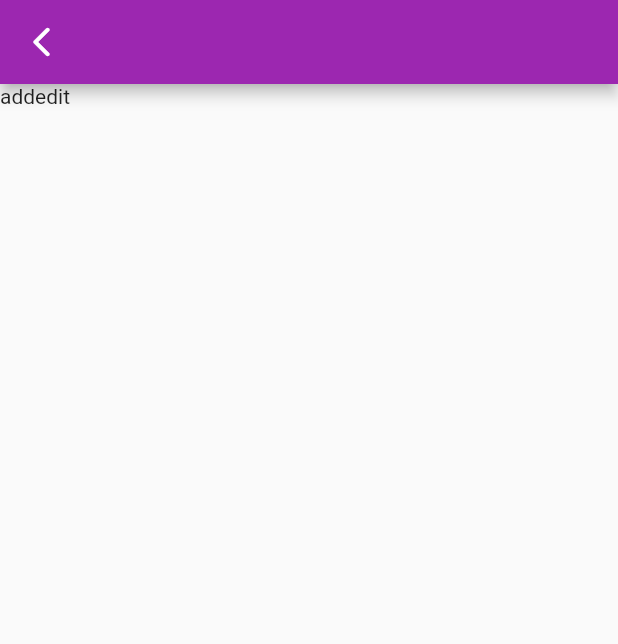
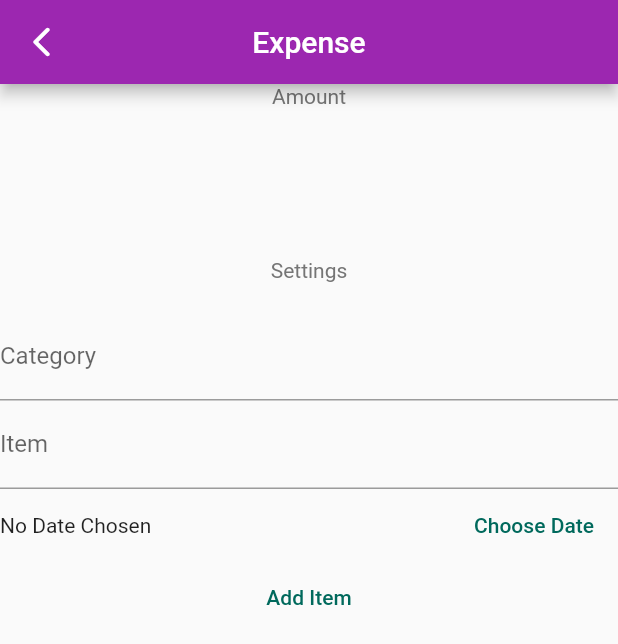
Before and after one commit to marBeee/budget_app, a Flutter app: the AddEdit screen opened by its route, on a phone screen of 412 x 824 dp. Shown: the top 644 px of the screen. Run offline on Flutter 3.47's test engine with Material 2 defaults, Android fonts, the phone set to English and light mode, and no system bars.

Commit message:
adding screen and textfields

```diff
--- a/lib/main.dart
+++ b/lib/main.dart
@@ -3,6 +3,7 @@ import 'package:budget_app/screens/chart/main.dart';
 import 'package:budget_app/screens/item/main.dart';
 import 'package:budget_app/screens/tabs/main.dart';
 import 'package:flutter/material.dart';
+import 'models/item.dart';
 
 void main() {
   runApp(Home());
--- a/lib/screens/addEditCategory/main.dart
+++ b/lib/screens/addEditCategory/main.dart
@@ -1,4 +1,6 @@
 import 'package:flutter/material.dart';
+import 'package:intl/intl.dart';
+
 
 class AddEdit extends StatelessWidget {
   static const route = 'addEdit';
@@ -6,14 +8,153 @@ class AddEdit extends StatelessWidget {
   Widget build(BuildContext context) {
     return Scaffold(
       appBar: AppBar(
+      title: Text("Expense"),
+      centerTitle: true,
         leading: IconButton(
           icon: Icon(Icons.arrow_back_ios_rounded),
           onPressed: () => Navigator.of(context).pushReplacementNamed('/'),
         ),
       ),
-      body: Container(
-        child: Text('addedit'),
-      ),
-    );
+      body: AddPage(),
+      );
   }
 }
+
+class AddPage extends StatefulWidget{
+
+
+  @override
+  _AddPageState createState()=>_AddPageState();
+}
+
+
+
+
+class _AddPageState extends State<AddPage>{
+      final categoryController = TextEditingController();
+      final amountController = TextEditingController();
+      final nameController = TextEditingController();
+      DateTime _selectedDate;
+
+    void _presentDatePicker(){
+        showDatePicker(
+            context: context,
+            initialDate: DateTime.now(),
+            firstDate: DateTime(2019),
+            lastDate: DateTime.now())
+        .then((pickedDate) {
+      if (pickedDate == null) {
+        return;
+      }
+      setState(() {
+        _selectedDate = pickedDate;
+      });
+    });
+    }
+
+
+    void submitData(){
+      if(amountController.text.isEmpty){
+        return;
+      }
+      final enteredCategory = categoryController.text;
+       final enteredName = nameController.text;
+      final enteredAmount = double.parse(amountController.text);
+
+      if( enteredCategory.length == 0 || enteredName.length == 0||
+      enteredAmount < 0 ||
+      _selectedDate == null){
+        return;
+      }
+    }
+
+   @override
+   Widget build(BuildContext context)
+   {
+     return Container(
+        child: Column(
+          children: <Widget>[
+             Container(
+              child: Text('Amount',
+              style: TextStyle(
+                color: Colors.grey[600]
+              ),
+              ),
+            ),
+
+            Container(
+              alignment: Alignment.topRight,
+             height: 100,
+             child:  TextField(
+              controller: amountController,
+              keyboardType: TextInputType.number,
+             style: TextStyle(
+               fontSize: 80,
+             ),
+            decoration: InputDecoration(
+                border: InputBorder.none,
+            ),
+            ),
+
+
+            ),
+
+            Container(
+              child: Text('Settings',
+              style: TextStyle(
+                color: Colors.grey[600]
+              ),
+              ),
+            ),
+
+          SizedBox(
+            height: 20,
+            child: DecoratedBox(
+             decoration: BoxDecoration(
+               color: Colors.orange
+             ),
+              ),
+          ),
+            TextField(
+              decoration: InputDecoration(labelText: 'Category'),
+              controller: categoryController,
+            ),
+             TextField(
+              decoration: InputDecoration(labelText: 'Item'),
+              controller: nameController,
+            ),
+
+            Container(
+
+              child: Row(
+                children: <Widget>[
+
+
+                  Expanded(
+                    child: Text(
+                      _selectedDate == null
+                      ? 'No Date Chosen'
+                      : DateFormat.yMd().format(_selectedDate),
+                    ),
+                    ),
+                    FlatButton(
+              onPressed: _presentDatePicker,
+              child: Text('Choose Date'),
+                textColor: Colors.teal[800],
+              ),
+
+                ],
+              ),
+            ),
+
+            FlatButton(
+                child: Text('Add Item'),
+                textColor: Colors.teal[800],
+                onPressed: () => submitData()
+              ),
+
+          ],
+          ),
+     );
+   }
+}
--- a/pubspec.yaml
+++ b/pubspec.yaml
@@ -23,6 +23,7 @@ environment:
 dependencies:
   flutter:
     sdk: flutter
+  intl: ^0.16.0
 
 
   # The following adds the Cupertino Icons font to your application.
```
Also changed, not shown: pubspec.lock, 6 other files.
